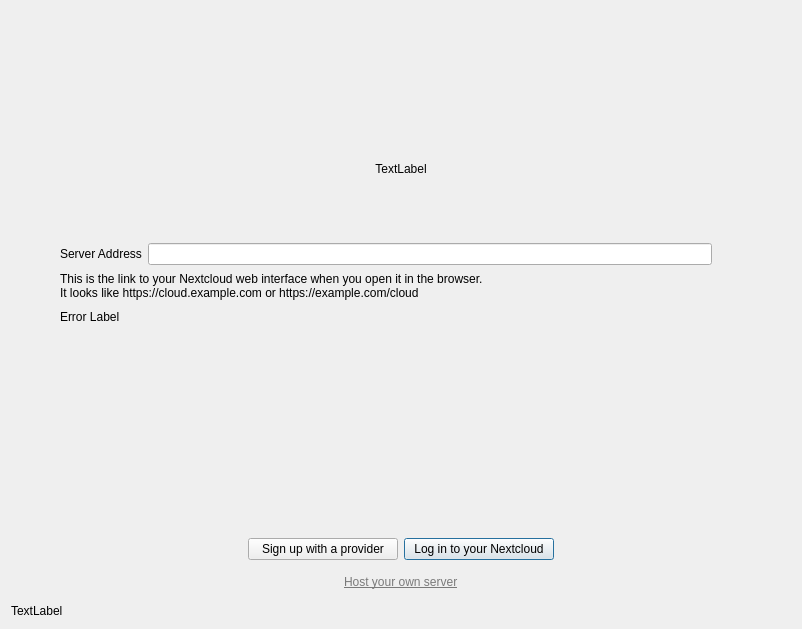
First picture: the form in src/gui/wizard/owncloudsetupnocredspage.ui, repository nextcloud/desktop, before the edit.
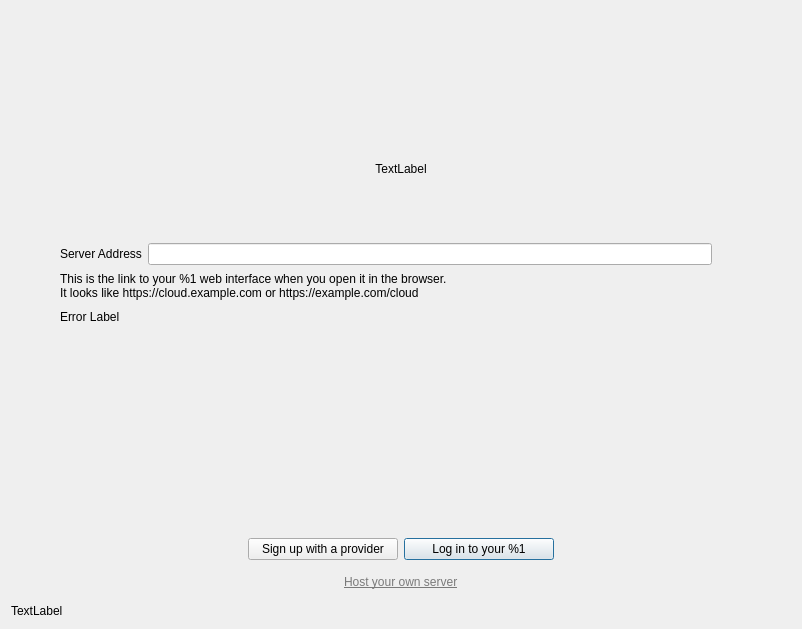
Second picture: the form after the edit. Custom widgets are drawn as their Qt base class.

Commit message: Ensure we use the app name in the GUI

Diff of the .ui file:
```diff
--- a/src/gui/wizard/owncloudsetupnocredspage.ui
+++ b/src/gui/wizard/owncloudsetupnocredspage.ui
@@ -242,7 +242,7 @@
           <item>
            <widget class="QLabel" name="label">
             <property name="text">
-             <string>This is the link to your Nextcloud web interface when you open it in the browser.&lt;br/&gt; It looks like https://cloud.example.com or https://example.com/cloud</string>
+             <string>This is the link to your %1 web interface when you open it in the browser.&lt;br/&gt;It looks like https://cloud.example.com or https://example.com/cloud</string>
             </property>
             <property name="wordWrap">
              <bool>true</bool>
@@ -378,7 +378,7 @@
         </size>
        </property>
        <property name="text">
-        <string>Log in to your Nextcloud</string>
+        <string>Log in to your %1</string>
        </property>
        <property name="autoDefault">
         <bool>false</bool>
```
Left out of the diff: 6 changed lines with no effect on the pictures. The commit also changes 1 other file.
